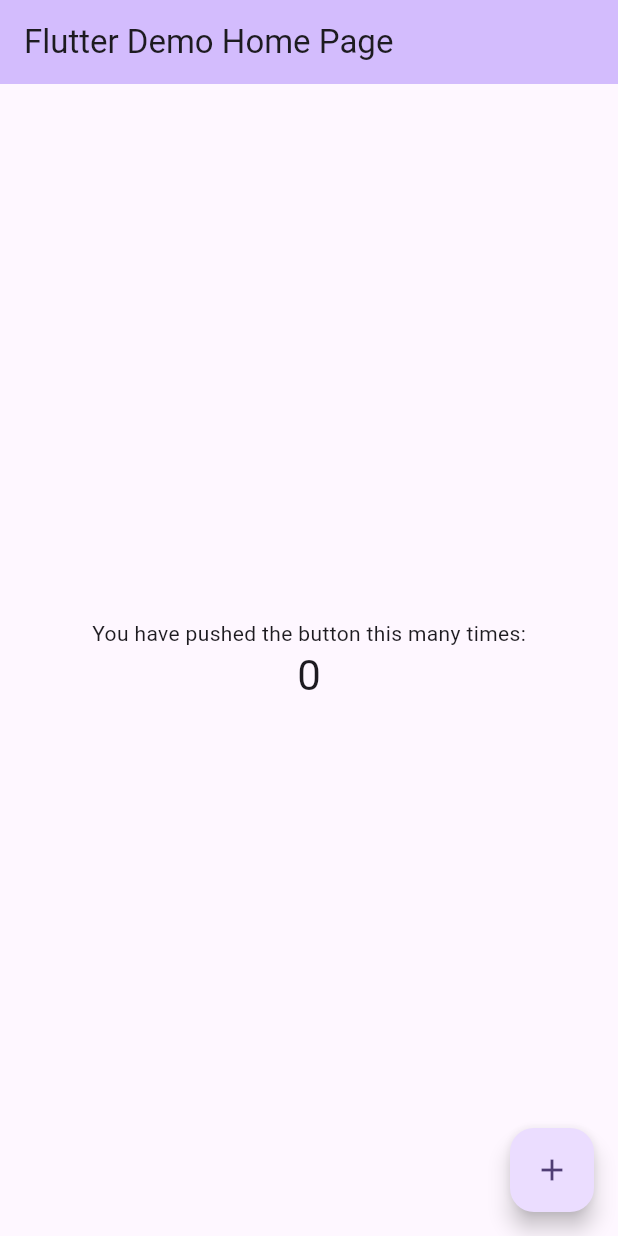
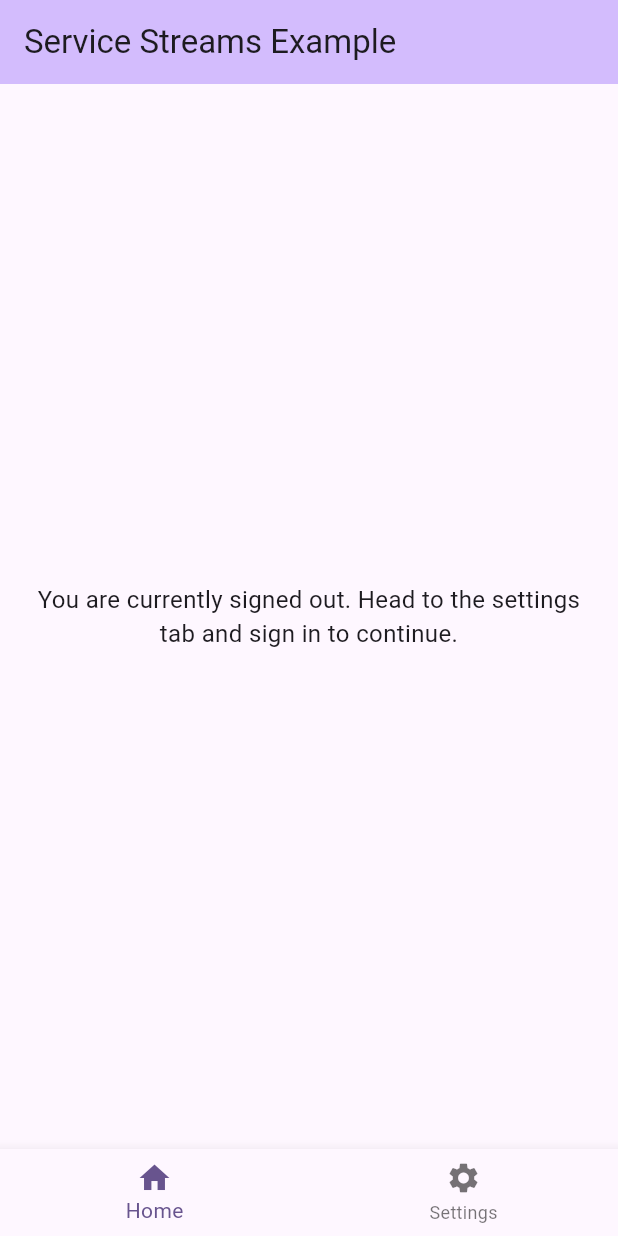
Before and after one commit to m-salman-alf/service-streams-example, a Flutter app: the screen it shows after launch, on a phone screen of 412 x 824 dp. Run offline on Flutter 3.47's test engine with Material 2 defaults, Android fonts, the light colour scheme and no system bars; our stand-ins replace get.

Commit message:
commit everything because im tired kthxbye hopefully not too confusing ok? ok

```diff
--- a/lib/main.dart
+++ b/lib/main.dart
@@ -1,4 +1,13 @@
 import 'package:flutter/material.dart';
+
+import 'package:get/get.dart';
+
+import 'package:service_streams_example/api/api.dart';
+import 'package:service_streams_example/screens/home/home_controller.dart';
+import 'package:service_streams_example/screens/home/home_view.dart';
+import 'package:service_streams_example/screens/settings/settings_controller.dart';
+import 'package:service_streams_example/screens/settings/settings_view.dart';
+import 'package:service_streams_example/services/authentication_service.dart';
 
 void main() {
   runApp(const MyApp());
@@ -7,119 +16,74 @@ void main() {
 class MyApp extends StatelessWidget {
   const MyApp({super.key});
 
-  // This widget is the root of your application.
   @override
   Widget build(BuildContext context) {
-    return MaterialApp(
-      title: 'Flutter Demo',
+    return GetMaterialApp(
+      title: 'Service Streams Example',
       theme: ThemeData(
-        // This is the theme of your application.
-        //
-        // TRY THIS: Try running your application with "flutter run". You'll see
-        // the application has a blue toolbar. Then, without quitting the app,
-        // try changing the seedColor in the colorScheme below to Colors.green
-        // and then invoke "hot reload" (save your changes or press the "hot
-        // reload" button in a Flutter-supported IDE, or press "r" if you used
-        // the command line to start the app).
-        //
-        // Notice that the counter didn't reset back to zero; the application
-        // state is not lost during the reload. To reset the state, use hot
-        // restart instead.
-        //
-        // This works for code too, not just values: Most code changes can be
-        // tested with just a hot reload.
         colorScheme: ColorScheme.fromSeed(seedColor: Colors.deepPurple),
         useMaterial3: true,
       ),
-      home: const MyHomePage(title: 'Flutter Demo Home Page'),
+      home: const MyHomePage(),
+      initialBinding: BindingsBuilder(() {
+        final api = Api();
+
+        final authenticationService = Get.put(AuthenticationService(api));
+
+        Get.lazyPut(() => HomeController(authenticationService));
+
+        Get.lazyPut(() => SettingsController(authenticationService, api));
+      }),
     );
   }
 }
 
+/// Using [StatefulWidget] because I'm lazy.
 class MyHomePage extends StatefulWidget {
-  const MyHomePage({super.key, required this.title});
-
-  // This widget is the home page of your application. It is stateful, meaning
-  // that it has a State object (defined below) that contains fields that affect
-  // how it looks.
-
-  // This class is the configuration for the state. It holds the values (in this
-  // case the title) provided by the parent (in this case the App widget) and
-  // used by the build method of the State. Fields in a Widget subclass are
-  // always marked "final".
-
-  final String title;
+  const MyHomePage({super.key});
 
   @override
   State<MyHomePage> createState() => _MyHomePageState();
 }
 
 class _MyHomePageState extends State<MyHomePage> {
-  int _counter = 0;
+  int _index = 0;
 
-  void _incrementCounter() {
+  void _onIndexTapped(int index) {
     setState(() {
-      // This call to setState tells the Flutter framework that something has
-      // changed in this State, which causes it to rerun the build method below
-      // so that the display can reflect the updated values. If we changed
-      // _counter without calling setState(), then the build method would not be
-      // called again, and so nothing would appear to happen.
-      _counter++;
+      _index = index;
     });
   }
 
+  static const List<Widget> _widgetOptions = <Widget>[
+    HomeView(),
+    SettingsView(),
+  ];
+
   @override
   Widget build(BuildContext context) {
-    // This method is rerun every time setState is called, for instance as done
-    // by the _incrementCounter method above.
-    //
-    // The Flutter framework has been optimized to make rerunning build methods
-    // fast, so that you can just rebuild anything that needs updating rather
-    // than having to individually change instances of widgets.
     return Scaffold(
       appBar: AppBar(
-        // TRY THIS: Try changing the color here to a specific color (to
-        // Colors.amber, perhaps?) and trigger a hot reload to see the AppBar
-        // change color while the other colors stay the same.
         backgroundColor: Theme.of(context).colorScheme.inversePrimary,
-        // Here we take the value from the MyHomePage object that was created by
-        // the App.build method, and use it to set our appbar title.
-        title: Text(widget.title),
+        title: const Text('Service Streams Example'),
+      ),
+      bottomNavigationBar: BottomNavigationBar(
+        items: const [
+          BottomNavigationBarItem(
+            icon: Icon(Icons.home),
+            label: 'Home',
+          ),
+          BottomNavigationBarItem(
+            icon: Icon(Icons.settings),
+            label: 'Settings',
+          ),
+        ],
+        currentIndex: _index,
+        onTap: _onIndexTapped,
       ),
       body: Center(
-        // Center is a layout widget. It takes a single child and positions it
-        // in the middle of the parent.
-        child: Column(
-          // Column is also a layout widget. It takes a list of children and
-          // arranges them vertically. By default, it sizes itself to fit its
-          // children horizontally, and tries to be as tall as its parent.
-          //
-          // Column has various properties to control how it sizes itself and
-          // how it positions its children. Here we use mainAxisAlignment to
-          // center the children vertically; the main axis here is the vertical
-          // axis because Columns are vertical (the cross axis would be
-          // horizontal).
-          //
-          // TRY THIS: Invoke "debug painting" (choose the "Toggle Debug Paint"
-          // action in the IDE, or press "p" in the console), to see the
-          // wireframe for each widget.
-          mainAxisAlignment: MainAxisAlignment.center,
-          children: <Widget>[
-            const Text(
-              'You have pushed the button this many times:',
-            ),
-            Text(
-              '$_counter',
-              style: Theme.of(context).textTheme.headlineMedium,
-            ),
-          ],
-        ),
+        child: _widgetOptions.elementAt(_index),
       ),
-      floatingActionButton: FloatingActionButton(
-        onPressed: _incrementCounter,
-        tooltip: 'Increment',
-        child: const Icon(Icons.add),
-      ), // This trailing comma makes auto-formatting nicer for build methods.
     );
   }
 }
--- /dev/null
+++ b/lib/models/state.dart
@@ -0,0 +1,13 @@
+/// Use a [State] class to know when the resource is loading
+/// during the stream subscription.
+abstract class State<T> {}
+
+class LoadingState<T> implements State<T> {
+  const LoadingState();
+}
+
+class DataState<T> implements State<T> {
+  const DataState(this.data);
+
+  final T data;
+}
--- /dev/null
+++ b/lib/models/user.dart
@@ -0,0 +1,17 @@
+/// A model for the app's user.
+class User {
+  const User({
+    required this.name,
+    required this.profilePictureUrl,
+    required this.accessToken,
+    required this.membershipExpirationDate,
+  });
+
+  final String name;
+
+  final String profilePictureUrl;
+
+  final String accessToken;
+
+  final DateTime? membershipExpirationDate;
+}
--- /dev/null
+++ b/lib/screens/home/home_controller.dart
@@ -0,0 +1,48 @@
+import 'package:get/get.dart';
+
+import 'package:service_streams_example/models/state.dart';
+import 'package:service_streams_example/models/user.dart';
+import 'package:service_streams_example/services/authentication_service.dart';
+
+class HomeController extends GetxController {
+  HomeController(this.authenticationService);
+
+  final AuthenticationService authenticationService;
+
+  User? get user => _user.value;
+  final Rxn<User> _user = Rxn();
+
+  bool get isLoading => _isLoading.value;
+  final RxBool _isLoading = false.obs;
+
+  @override
+  void onInit() {
+    super.onInit();
+
+    /// Use [bindStream] to listen to [authenticationService.authState]
+    ///
+    /// If you need to fetch a value from the [Api] based on a Stream,
+    /// you can use [asyncMap] which will return a Future.
+    _user.bindStream(authenticationService.authState.map(
+      (authState) {
+        /// If [authState] is loading return null.
+        if (authState is! DataState<User?>) {
+          return null;
+        }
+
+        return authState.data;
+      },
+    ));
+
+    _isLoading.bindStream(authenticationService.authState.map(
+      (authState) {
+        /// If [authState] is loading return true.
+        if (authState is! DataState<User?>) {
+          return true;
+        }
+
+        return false;
+      },
+    ));
+  }
+}
--- /dev/null
+++ b/lib/screens/home/home_view.dart
@@ -0,0 +1,67 @@
+import 'package:flutter/material.dart';
+
+import 'package:get/get.dart';
+
+import 'package:service_streams_example/screens/home/home_controller.dart';
+
+class HomeView extends GetView<HomeController> {
+  const HomeView({super.key});
+
+  @override
+  Widget build(BuildContext context) {
+    return Padding(
+      padding: const EdgeInsets.symmetric(
+        horizontal: 16,
+      ),
+      child: Obx(() {
+        final user = controller.user;
+
+        if (controller.isLoading) {
+          return const Center(
+            child: CircularProgressIndicator.adaptive(),
+          );
+        }
+
+        if (user == null) {
+          return const Center(
+            child: Text(
+              'You are currently signed out. Head to the settings tab and sign in to continue.',
+              style: TextStyle(fontSize: 16),
+              textAlign: TextAlign.center,
+            ),
+          );
+        }
+
+        return Column(
+          mainAxisAlignment: MainAxisAlignment.center,
+          children: [
+            CircleAvatar(
+              radius: 40,
+              foregroundImage: NetworkImage(
+                user.profilePictureUrl,
+                scale: 2.0,
+              ),
+            ),
+            const SizedBox(height: 24),
+            Text(
+              'Hi! My name is ${user.name}',
+              style: const TextStyle(
+                fontWeight: FontWeight.w700,
+                fontSize: 16,
+              ),
+            ),
+            const SizedBox(height: 4),
+            if (user.membershipExpirationDate != null) ...[
+              const Text(
+                'I am a Premium Member!',
+                style: TextStyle(
+                  fontSize: 16,
+                ),
+              ),
+            ]
+          ],
+        );
+      }),
+    );
+  }
+}
--- /dev/null
+++ b/lib/screens/settings/settings_controller.dart
@@ -0,0 +1,99 @@
+import 'package:get/get.dart';
+
+import 'package:service_streams_example/api/api.dart';
+import 'package:service_streams_example/models/state.dart';
+import 'package:service_streams_example/models/user.dart';
+import 'package:service_streams_example/services/authentication_service.dart';
+
+class SettingsController extends GetxController {
+  SettingsController(this.authenticationService, this.api);
+
+  final AuthenticationService authenticationService;
+  final Api api;
+
+  final Rxn<User> _user = Rxn();
+
+  bool get isLoading => _isLoading.value;
+  final RxBool _isLoading = false.obs;
+
+  bool get isSignedIn => _user.value != null;
+
+  bool get isPremiumMember => _user.value?.membershipExpirationDate != null;
+
+  @override
+  void onInit() {
+    super.onInit();
+
+    /// Use [bindStream] to listen to [authenticationService.authState]
+    ///
+    /// If you need to fetch a value from the [Api] based on a Stream,
+    /// you can use [asyncMap] which will return a Future.
+    _user.bindStream(authenticationService.authState.map(
+      (authState) {
+        /// If [authState] is loading return null.
+        if (authState is! DataState<User?>) {
+          return null;
+        }
+
+        return authState.data;
+      },
+    ));
+
+    _isLoading.bindStream(authenticationService.authState.map(
+      (authState) {
+        /// If [authState] is loading return true.
+        if (authState is! DataState<User?>) {
+          return true;
+        }
+
+        return false;
+      },
+    ));
+  }
+
+  void buyPremiumMembership() async {
+    /// You can use [authenticationService.currentUser] here so
+    /// we can get the latest value to make the request.
+    final accessToken = authenticationService.currentUser?.accessToken;
+
+    /// Handle errors here.
+    if (accessToken == null) return;
+
+    await api.buyMembership(accessToken);
+
+    /// Don't forget to call [authenticationService.refreshAuthState]
+    /// to update the UI with new [User] value.
+    return authenticationService.refreshAuthState();
+  }
+
+  void endPremiumMembership() async {
+    /// You can use [authenticationService.currentUser] here so
+    /// we can get the latest value to make the request.
+    final accessToken = authenticationService.currentUser?.accessToken;
+
+    /// Handle errors here.
+    if (accessToken == null) return;
+
+    await api.endMembership(accessToken);
+
+    /// Don't forget to call [authenticationService.refreshAuthState]
+    /// to update the UI with new [User] value.
+    return authenticationService.refreshAuthState();
+  }
+
+  /// Proxy method for [authenticationService.signIn].
+  ///
+  /// You can call [authenticationService] directly from the UI,
+  /// but I like having the only import being the controller.
+  void signIn() async {
+    return authenticationService.signIn();
+  }
+
+  /// Proxy method for [authenticationService.signOut].
+  ///
+  /// You can call [authenticationService] directly from the UI,
+  /// but I like having the only import being the controller.
+  void signOut() async {
+    return authenticationService.signOut();
+  }
+}
--- a/pubspec.yaml
+++ b/pubspec.yaml
@@ -1,5 +1,5 @@
 name: service_streams_example
-description: A new Flutter project.
+description: An example project showing how to use the Services with stream architecture.
 # The following line prevents the package from being accidentally published to
 # pub.dev using `flutter pub publish`. This is preferred for private packages.
 publish_to: 'none' # Remove this line if you wish to publish to pub.dev
@@ -30,7 +30,7 @@ environment:
 dependencies:
   flutter:
     sdk: flutter
-
+  get: ^4.6.5
 
   # The following adds the Cupertino Icons font to your application.
   # Use with the CupertinoIcons class for iOS style icons.
```
Also changed, not shown: lib/api/api.dart (added, +31 -0 lines), lib/screens/settings/settings_view.dart (added, +53 -0 lines), lib/services/authentication_service.dart (added, +70 -0 lines), pubspec.lock, 1 other file.
